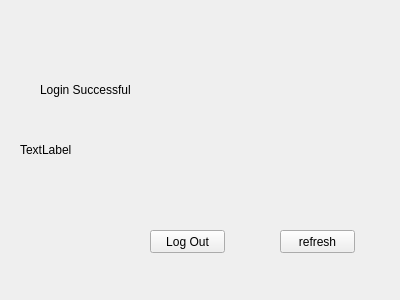
First picture: the form in GUI/loginsuccessful.ui, repository jts5374/passMan, before the edit.
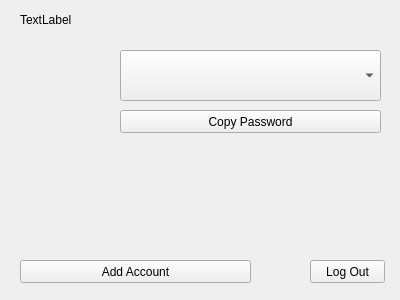
Second picture: the form after the edit.

What changed in the file:
```diff
--- a/GUI/loginsuccessful.ui
+++ b/GUI/loginsuccessful.ui
@@ -13,24 +13,11 @@
   <property name="windowTitle">
    <string>Form</string>
   </property>
-  <widget class="QLabel" name="label">
-   <property name="geometry">
-    <rect>
-     <x>40</x>
-     <y>80</y>
-     <width>311</width>
-     <height>20</height>
-    </rect>
-   </property>
-   <property name="text">
-    <string>Login Successful</string>
-   </property>
-  </widget>
   <widget class="QPushButton" name="pushButton">
    <property name="geometry">
     <rect>
-     <x>150</x>
-     <y>230</y>
+     <x>310</x>
+     <y>260</y>
      <width>75</width>
      <height>23</height>
     </rect>
@@ -43,7 +30,7 @@
    <property name="geometry">
     <rect>
      <x>20</x>
-     <y>140</y>
+     <y>10</y>
      <width>351</width>
      <height>20</height>
     </rect>
@@ -55,14 +42,37 @@
   <widget class="QPushButton" name="refreshbutton">
    <property name="geometry">
     <rect>
-     <x>280</x>
-     <y>230</y>
-     <width>75</width>
+     <x>120</x>
+     <y>110</y>
+     <width>261</width>
      <height>23</height>
     </rect>
    </property>
    <property name="text">
-    <string>refresh</string>
+    <string>Copy Password</string>
+   </property>
+  </widget>
+  <widget class="QComboBox" name="passwordscomboBox">
+   <property name="geometry">
+    <rect>
+     <x>120</x>
+     <y>50</y>
+     <width>261</width>
+     <height>51</height>
+    </rect>
+   </property>
+  </widget>
+  <widget class="QPushButton" name="addupsaccountbutton">
+   <property name="geometry">
+    <rect>
+     <x>20</x>
+     <y>260</y>
+     <width>231</width>
+     <height>23</height>
+    </rect>
+   </property>
+   <property name="text">
+    <string>Add Account</string>
    </property>
   </widget>
  </widget>
```
Left out of the diff: 2 changed lines with no effect on the pictures.
